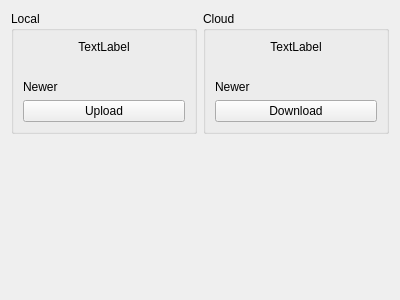
Old version of the form rare/ui/components/tabs/games/game_info/sync_widget.ui in the repository loathingKernel/Rare.
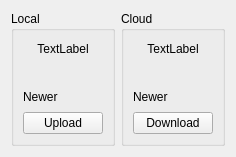
New version of the form.

Commit message: Delete unused classes GameUtils and CloudSaveUtils and move cloud save dialog to dialogs

```diff
--- a/rare/ui/components/tabs/games/game_info/sync_widget.ui
+++ b/rare/ui/components/tabs/games/game_info/sync_widget.ui
@@ -6,8 +6,8 @@
    <rect>
     <x>0</x>
     <y>0</y>
-    <width>400</width>
-    <height>300</height>
+    <width>234</width>
+    <height>157</height>
    </rect>
   </property>
   <property name="windowTitle">
@@ -116,22 +116,6 @@
      </item>
     </layout>
    </item>
-   <item>
-    <layout class="QVBoxLayout" name="options_layout"/>
-   </item>
-   <item>
-    <spacer name="verticalSpacer">
-     <property name="orientation">
-      <enum>Qt::Vertical</enum>
-     </property>
-     <property name="sizeHint" stdset="0">
-      <size>
-       <width>20</width>
-       <height>40</height>
-      </size>
-     </property>
-    </spacer>
-   </item>
   </layout>
  </widget>
  <resources/>
```
Left out of the diff: 2 changed lines with no effect on the pictures. The commit also changes 7 other files.
